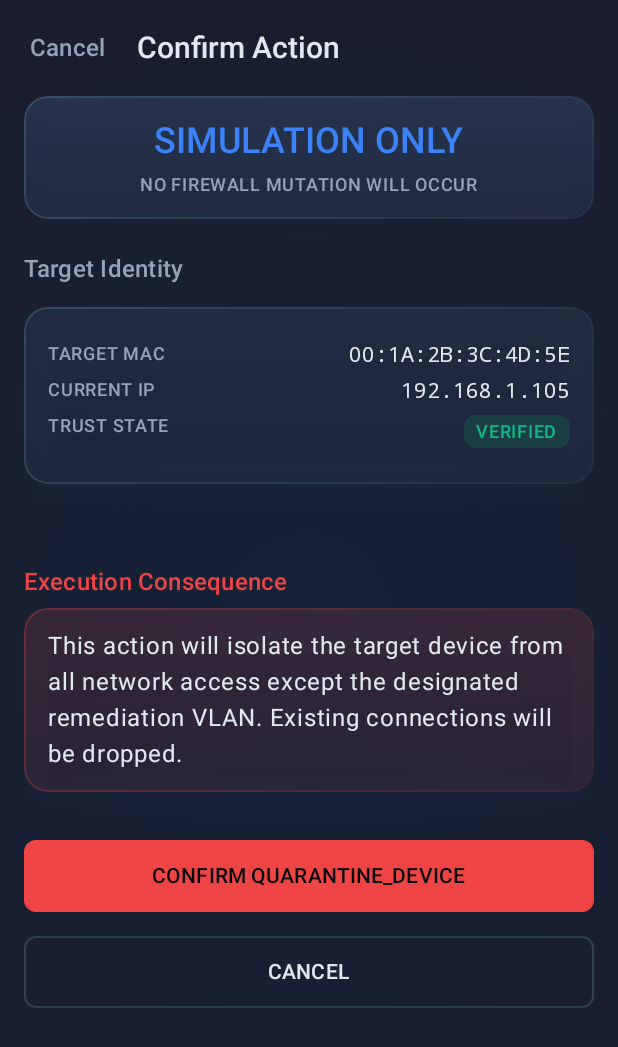
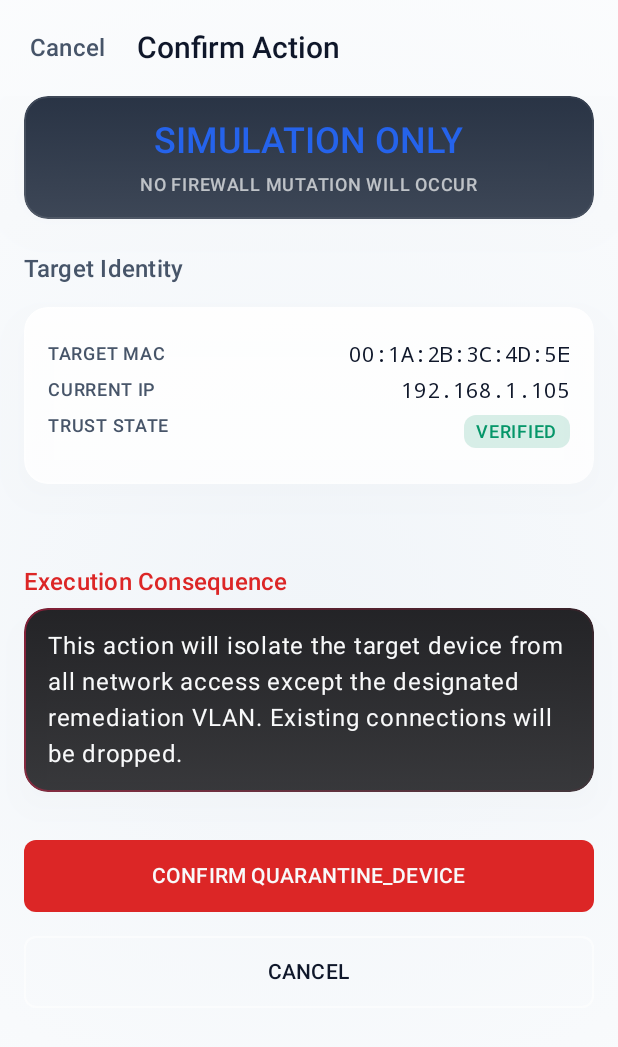
Before and after one commit to D0paX/nexa, an Android app built with Jetpack Compose: the screen it shows after launch (MainActivity), after a tap on "QUARANTINE", on a phone screen of 412 x 824 dp. Shown: the top 1047 px of the screen. Run offline under Robolectric (Android 15) with nearby library versions, the light colour scheme and no system bars; our stand-ins replace Navigation 3; 1 other tap on this screen came first.

Commit message:
feat(phase5): refine mobile composition and navigation geometry

```diff
--- a/mobile/app/src/main/java/com/example/nexa/Navigation.kt
+++ b/mobile/app/src/main/java/com/example/nexa/Navigation.kt
@@ -7,6 +7,10 @@ import androidx.compose.animation.fadeOut
 import androidx.compose.animation.slideInHorizontally
 import androidx.compose.animation.slideOutHorizontally
 import androidx.compose.foundation.layout.Box
+import androidx.compose.foundation.layout.WindowInsets
+import androidx.compose.foundation.layout.asPaddingValues
+import androidx.compose.foundation.layout.fillMaxSize
+import androidx.compose.foundation.layout.navigationBars
 import androidx.compose.foundation.layout.padding
 import androidx.compose.foundation.layout.safeDrawingPadding
 import androidx.compose.material3.Scaffold
@@ -51,13 +55,14 @@ fun MainNavigation() {
                         NavItem("Devices", Icons.Outlined.PhoneAndroid, currentKey == Devices) { if (currentKey != Devices) backStack.add(Devices) },
                         NavItem("Alerts", Icons.Outlined.Notifications, currentKey == Alerts) { if (currentKey != Alerts) backStack.add(Alerts) },
                         NavItem("Audit", Icons.Outlined.History, currentKey == Audit) { if (currentKey != Audit) backStack.add(Audit) }
-                    )
+                    ),
+                    modifier = Modifier.padding(bottom = androidx.compose.foundation.layout.WindowInsets.navigationBars.asPaddingValues().calculateBottomPadding())
                 )
             }
         },
         containerColor = androidx.compose.ui.graphics.Color.Transparent
-    ) { paddingValues ->
-        Box(modifier = Modifier.padding(paddingValues)) {
+    ) { _ ->
+        Box(modifier = Modifier.fillMaxSize()) {
             NavDisplay(
                 backStack = backStack,
                 onBack = { backStack.removeLastOrNull() },
--- a/mobile/app/src/main/java/com/example/nexa/theme/Color.kt
+++ b/mobile/app/src/main/java/com/example/nexa/theme/Color.kt
@@ -2,33 +2,36 @@ package com.example.nexa.theme
 
 import androidx.compose.ui.graphics.Color
 
-// NEXA Atmospheric Background (Deep Slate Blue/Cyan Base)
-val NexaBackground = Color(0xFF07090E)
-val NexaElevatedBackground = Color(0xFF0D111A)
+// NEXA Atmospheric Background (Light Spatial Environment)
+val NexaBackground = Color(0xFFF8F9FA) // Soft off-white foundation
+val NexaElevatedBackground = Color(0xFFFFFFFF)
 
 // Atmospheric Light Tones
-val NexaAtmosphereLight = Color(0xFF152238) // Cool blue light
-val NexaAtmosphereCore = Color(0xFF1C1B29)  // Muted violet core
+val NexaAtmosphereLight = Color(0xFFF1F5F9) // Pale cool neutral
+val NexaAtmosphereCore = Color(0xFFFFFFFF)  // Soft center illumination
 
-// Liquid Glass Surfaces (Tinted Slate/Cyan)
-val NexaGlassSurface = Color(0xFF1A2130).copy(alpha = 0.45f)
-val NexaStrongGlassSurface = Color(0xFF263248).copy(alpha = 0.65f)
-val NexaHeroGlassSurface = Color(0xFF2B3A55).copy(alpha = 0.75f)
-val NexaGlassBorder = Color(0xFF88C0D0).copy(alpha = 0.2f) // Cyan-tinted border for retro-futurism
-val NexaGlassHighlight = Color(0xFF88C0D0).copy(alpha = 0.1f)
+// Liquid Glass Surfaces (Light & Charcoal)
+val NexaGlassSurface = Color(0xFFFFFFFF).copy(alpha = 0.65f) // Standard light frosted glass
+val NexaStrongGlassSurface = Color(0xFFFFFFFF).copy(alpha = 0.90f) // Stronger white glass
+val NexaHeroGlassSurface = Color(0xFF1E293B).copy(alpha = 0.95f) // Charcoal hero anchor
+val NexaDestructiveSurface = Color(0xFF18181B).copy(alpha = 0.95f) // Deep charcoal for high impact
+
+val NexaGlassBorder = Color(0xFFFFFFFF).copy(alpha = 0.6f) // White reflection
+val NexaGlassHighlight = Color(0xFFFFFFFF).copy(alpha = 0.4f)
 
 // Typography Colors
-val NexaTextPrimary = Color(0xFFE2E8F0)
-val NexaTextSecondary = Color(0xFF94A3B8)
-val NexaTextMuted = Color(0xFF64748B)
+val NexaTextPrimary = Color(0xFF0F172A) // Near black / deep charcoal
+val NexaTextSecondary = Color(0xFF475569) // Restrained dark gray
+val NexaTextMuted = Color(0xFF94A3B8)
+val NexaTextOnDark = Color(0xFFF8F9FA) // White text on dark/high-impact surfaces
 
 // Semantic Colors
-val NexaSecure = Color(0xFF10B981) // Success
-val NexaInformation = Color(0xFF3B82F6) // Information
-val NexaWarning = Color(0xFFF59E0B) // Warning
-val NexaDanger = Color(0xFFEF4444) // Danger
-val NexaCritical = Color(0xFFB91C1C) // Critical
+val NexaSecure = Color(0xFF059669) // Success (adjusted for light bg contrast)
+val NexaInformation = Color(0xFF2563EB) // Information
+val NexaWarning = Color(0xFFD97706) // Warning
+val NexaDanger = Color(0xFFDC2626) // Danger
+val NexaCritical = Color(0xFF991B1B) // Critical
 val NexaNeutral = Color(0xFF64748B) // Neutral
-val NexaUnknown = Color(0xFF8B5CF6) // Unknown
-val NexaDisabled = Color(0xFF334155) // Disabled
-val NexaAction = Color(0xFF38BDF8) // Primary Action (Restrained Retro-Futurism accent)
+val NexaUnknown = Color(0xFF7C3AED) // Unknown
+val NexaDisabled = Color(0xFF94A3B8) // Disabled
+val NexaAction = Color(0xFFE11D48) // Primary Action (NEXA Red brand accent)
--- a/mobile/app/src/main/java/com/example/nexa/theme/LiquidGlass.kt
+++ b/mobile/app/src/main/java/com/example/nexa/theme/LiquidGlass.kt
@@ -28,15 +28,15 @@ fun Modifier.liquidGlass(
         GlassVariant.Standard -> NexaGlassSurface
         GlassVariant.Strong -> NexaStrongGlassSurface
         GlassVariant.Hero -> NexaHeroGlassSurface
-        GlassVariant.Destructive -> NexaDanger.copy(alpha = 0.15f)
-        GlassVariant.Interactive -> NexaGlassSurface.copy(alpha = 0.55f)
+        GlassVariant.Destructive -> NexaDestructiveSurface
+        GlassVariant.Interactive -> NexaGlassSurface.copy(alpha = 0.85f)
     }
 
     // Inner subtle glow/gradient to simulate glass volume
     val innerGlowBrush = Brush.verticalGradient(
         colors = listOf(
             surfaceColor,
-            surfaceColor.copy(alpha = surfaceColor.alpha * 0.5f)
+            surfaceColor.copy(alpha = surfaceColor.alpha * 0.9f)
         )
     )
 
@@ -48,8 +48,8 @@ fun Modifier.liquidGlass(
     }
 
     val borderColor = when (variant) {
-        GlassVariant.Destructive -> NexaDanger.copy(alpha = 0.3f)
-        GlassVariant.Hero -> NexaGlassBorder.copy(alpha = 0.2f)
+        GlassVariant.Destructive -> NexaAction.copy(alpha = 0.5f) // Red border for destructive
+        GlassVariant.Hero -> Color.White.copy(alpha = 0.1f) // Subtle reflection on dark hero
         GlassVariant.Interactive -> NexaAction.copy(alpha = 0.3f)
         else -> NexaGlassBorder
     }
@@ -59,12 +59,14 @@ fun Modifier.liquidGlass(
         colors = listOf(borderColor, borderColor.copy(alpha = 0.05f))
     )
 
+    val shadowColor = Color(0xFF0F172A) // Near-black for soft shadow
+
     this
         .shadow(
             elevation = elevation,
             shape = shape,
-            spotColor = NexaGlassHighlight,
-            ambientColor = NexaGlassHighlight
+            spotColor = shadowColor.copy(alpha = 0.1f),
+            ambientColor = shadowColor.copy(alpha = 0.05f)
         )
         .background(innerGlowBrush, shape)
         .border(width = 1.dp, brush = borderBrush, shape = shape)
--- a/mobile/app/src/main/java/com/example/nexa/theme/Theme.kt
+++ b/mobile/app/src/main/java/com/example/nexa/theme/Theme.kt
@@ -1,22 +1,22 @@
 package com.example.nexa.theme
 
 import androidx.compose.material3.MaterialTheme
-import androidx.compose.material3.darkColorScheme
+import androidx.compose.material3.lightColorScheme
 import androidx.compose.runtime.Composable
 
-private val NexaColorScheme = darkColorScheme(
+private val NexaColorScheme = lightColorScheme(
     primary = NexaAction,
     secondary = NexaTextSecondary,
     background = NexaBackground,
     surface = NexaElevatedBackground,
     surfaceVariant = NexaGlassSurface,
-    onPrimary = NexaBackground,
+    onPrimary = NexaTextOnDark,
     onSecondary = NexaTextPrimary,
     onBackground = NexaTextPrimary,
     onSurface = NexaTextPrimary,
     onSurfaceVariant = NexaTextPrimary,
     error = NexaDanger,
-    onError = NexaTextPrimary
+    onError = NexaTextOnDark
 )
 
 @Composable
--- a/mobile/app/src/main/java/com/example/nexa/theme/Tokens.kt
+++ b/mobile/app/src/main/java/com/example/nexa/theme/Tokens.kt
@@ -22,4 +22,12 @@ object NexaTokens {
     val ElevationStrong = 16.dp
     val ElevationHero = 24.dp
     val ElevationDestructive = 12.dp
+
+    // Navigation
+    val NavigationHeight = 64.dp
+    val NavigationHorizontalMargin = 24.dp
+    val NavigationBottomSpacing = 24.dp
+    val NavigationContentClearance = 120.dp
+    val NavigationItemSpacing = 4.dp
+    val NavigationActivePillHeight = 40.dp
 }
--- a/mobile/app/src/main/java/com/example/nexa/ui/components/DestructiveConfirmation.kt
+++ b/mobile/app/src/main/java/com/example/nexa/ui/components/DestructiveConfirmation.kt
@@ -9,7 +9,7 @@ import androidx.compose.runtime.Composable
 import androidx.compose.ui.Modifier
 import com.example.nexa.theme.GlassVariant
 import com.example.nexa.theme.NexaDanger
-import com.example.nexa.theme.NexaTextPrimary
+import com.example.nexa.theme.NexaTextOnDark
 import com.example.nexa.theme.NexaTokens
 import com.example.nexa.theme.Typography
 
@@ -29,7 +29,7 @@ fun DestructiveConfirmation(
             Text(
                 text = consequenceText,
                 style = Typography.bodyLarge,
-                color = NexaTextPrimary
+                color = NexaTextOnDark
             )
         }
 
--- a/mobile/app/src/main/java/com/example/nexa/ui/components/NexaBottomNavigationBar.kt
+++ b/mobile/app/src/main/java/com/example/nexa/ui/components/NexaBottomNavigationBar.kt
@@ -18,6 +18,7 @@ import androidx.compose.ui.graphics.vector.ImageVector
 import androidx.compose.ui.unit.dp
 import com.example.nexa.theme.GlassVariant
 import com.example.nexa.theme.NexaAction
+import com.example.nexa.theme.NexaTextOnDark
 import com.example.nexa.theme.NexaTextPrimary
 import com.example.nexa.theme.NexaTextSecondary
 import com.example.nexa.theme.NexaTokens
@@ -36,12 +37,16 @@ fun NexaBottomNavigationBar(
         shape = RoundedCornerShape(percent = 50),
         modifier = modifier
             .fillMaxWidth()
-            .padding(horizontal = NexaTokens.SpacingMedium, vertical = NexaTokens.SpacingLarge) // Elevated from bottom
+            .padding(
+                horizontal = NexaTokens.NavigationHorizontalMargin,
+                vertical = NexaTokens.NavigationBottomSpacing
+            )
     ) {
         Row(
             modifier = Modifier
                 .fillMaxWidth()
-                .padding(vertical = NexaTokens.SpacingSmall, horizontal = NexaTokens.SpacingSmall),
+                .height(NexaTokens.NavigationHeight)
+                .padding(horizontal = NexaTokens.NavigationItemSpacing),
             horizontalArrangement = Arrangement.SpaceBetween,
             verticalAlignment = Alignment.CenterVertically
         ) {
@@ -65,8 +70,8 @@ fun NexaBottomNavigationItem(
 
     Box(
         modifier = modifier
-            .height(56.dp)
-            .clip(CircleShape)
+            .fillMaxHeight()
+            .clip(RoundedCornerShape(percent = 50))
             .clickable(
                 interactionSource = interactionSource,
                 indication = null,
@@ -78,10 +83,10 @@ fun NexaBottomNavigationItem(
             // Elevated glass pill for active state
             GlassSurface(
                 variant = GlassVariant.Hero,
-                shape = CircleShape,
+                shape = RoundedCornerShape(percent = 50),
                 modifier = Modifier
                     .fillMaxWidth()
-                    .height(48.dp)
+                    .height(NexaTokens.NavigationActivePillHeight)
             ) {
                 Row(
                     horizontalArrangement = Arrangement.Center,
@@ -98,7 +103,7 @@ fun NexaBottomNavigationItem(
                     Text(
                         text = item.label,
                         style = Typography.labelMedium,
-                        color = NexaTextPrimary
+                        color = NexaTextOnDark
                     )
                 }
             }
--- a/mobile/app/src/main/java/com/example/nexa/ui/main/ActionConfirmationScreen.kt
+++ b/mobile/app/src/main/java/com/example/nexa/ui/main/ActionConfirmationScreen.kt
@@ -61,7 +61,7 @@ fun ActionConfirmationScreen(
                     Column(horizontalAlignment = Alignment.CenterHorizontally, modifier = Modifier.fillMaxWidth()) {
                         Text("SIMULATION ONLY", style = Typography.headlineMedium.copy(color = NexaInformation))
                         Spacer(modifier = Modifier.height(NexaTokens.SpacingSmall))
-                        Text("NO FIREWALL MUTATION WILL OCCUR", style = Typography.labelMedium, color = NexaTextSecondary)
+                        Text("NO FIREWALL MUTATION WILL OCCUR", style = Typography.labelMedium, color = NexaTextOnDark.copy(alpha = 0.7f))
                     }
                 }
             }
@@ -107,7 +107,7 @@ fun ActionConfirmationScreen(
             }
 
             item {
-                Spacer(modifier = Modifier.height(NexaTokens.SpacingXLarge))
+                Spacer(modifier = Modifier.height(NexaTokens.NavigationContentClearance))
             }
         }
     }
--- a/mobile/app/src/main/java/com/example/nexa/ui/main/AlertDetailScreen.kt
+++ b/mobile/app/src/main/java/com/example/nexa/ui/main/AlertDetailScreen.kt
@@ -75,7 +75,7 @@ fun AlertDetailScreen(
             item {
                 GlassSurface(variant = GlassVariant.Hero, modifier = Modifier.fillMaxWidth()) {
                     Column(modifier = Modifier.padding(vertical = NexaTokens.SpacingSmall)) {
-                        Text(text = alert.description, style = Typography.headlineMedium, color = NexaTextPrimary)
+                        Text(text = alert.description, style = Typography.headlineMedium, color = NexaTextOnDark)
                     }
                 }
                 Spacer(modifier = Modifier.height(NexaTokens.SpacingMedium))
@@ -138,6 +138,7 @@ fun AlertDetailScreen(
                     text = "ACKNOWLEDGE",
                     onClick = { /* Acknowledge */ }
                 )
+                Spacer(modifier = Modifier.height(NexaTokens.NavigationContentClearance))
             }
         }
     }
--- a/mobile/app/src/main/java/com/example/nexa/ui/main/DeviceDetailScreen.kt
+++ b/mobile/app/src/main/java/com/example/nexa/ui/main/DeviceDetailScreen.kt
@@ -71,8 +71,8 @@ fun DeviceDetailScreen(
                             StatusBadge(text = "VERIFIED", color = NexaSecure)
                         }
                         Spacer(modifier = Modifier.height(NexaTokens.SpacingMedium))
-                        Text("Corp Laptop - Engineering", style = Typography.headlineMedium, color = NexaTextPrimary)
-                        Text("Owner: jsmith@example.com", style = Typography.bodyLarge, color = NexaTextSecondary)
+                        Text("Corp Laptop - Engineering", style = Typography.headlineMedium, color = NexaTextOnDark)
+                        Text("Owner: jsmith@example.com", style = Typography.bodyLarge, color = NexaTextOnDark.copy(alpha = 0.8f))
                     }
                 }
             }
@@ -125,7 +125,7 @@ fun DeviceDetailScreen(
             }
 
             item {
-                Spacer(modifier = Modifier.height(NexaTokens.SpacingXLarge))
+                Spacer(modifier = Modifier.height(NexaTokens.NavigationContentClearance))
             }
         }
     }
--- a/mobile/app/src/main/java/com/example/nexa/ui/main/OverviewScreen.kt
+++ b/mobile/app/src/main/java/com/example/nexa/ui/main/OverviewScreen.kt
@@ -22,15 +22,6 @@ fun OverviewScreen(
     modifier: Modifier = Modifier,
 ) {
     Scaffold(
-        topBar = {
-            TopAppBar(
-                title = { Text("NEXA", style = Typography.displayLarge, color = NexaTextPrimary) },
-                colors = TopAppBarDefaults.topAppBarColors(
-                    containerColor = Color.Transparent,
-                    titleContentColor = NexaTextPrimary
-                )
-            )
-        },
         containerColor = Color.Transparent,
         modifier = modifier.fillMaxSize()
     ) { paddingValues ->
@@ -38,11 +29,16 @@ fun OverviewScreen(
             modifier = Modifier
                 .fillMaxSize()
                 .padding(paddingValues)
-                .padding(horizontal = NexaTokens.SpacingMedium),
-            verticalArrangement = Arrangement.spacedBy(NexaTokens.SpacingMedium)
+                .padding(horizontal = NexaTokens.SpacingMedium)
         ) {
             item {
-                Spacer(modifier = Modifier.height(NexaTokens.SpacingSmall))
+                Spacer(modifier = Modifier.height(NexaTokens.SpacingMedium))
+                Text(
+                    text = "NEXA",
+                    style = Typography.displayLarge,
+                    color = NexaTextPrimary
+                )
+                Spacer(modifier = Modifier.height(NexaTokens.SpacingMedium)) // modest gap
             }
 
             // Primary security state (HERO SURFACE)
@@ -52,7 +48,7 @@ fun OverviewScreen(
                         horizontalAlignment = Alignment.CenterHorizontally,
                         modifier = Modifier.fillMaxWidth().padding(vertical = NexaTokens.SpacingSmall)
                     ) {
-                        Text(text = "SYSTEM STATE", style = Typography.labelMedium, color = NexaTextSecondary)
+                        Text(text = "SYSTEM STATE", style = Typography.labelMedium, color = NexaTextOnDark.copy(alpha = 0.7f))
                         Spacer(modifier = Modifier.height(NexaTokens.SpacingSmall))
                         Text(
                             text = "ENFORCING",
@@ -63,10 +59,11 @@ fun OverviewScreen(
                         Text(
                             text = "Nftables backend is active. 3 devices quarantined.",
                             style = Typography.bodyMedium,
-                            color = NexaTextPrimary
+                            color = NexaTextOnDark
                         )
                     }
                 }
+                Spacer(modifier = Modifier.height(NexaTokens.SpacingSmall)) // compact gap
             }
 
             // Important metrics (Bento Row)
@@ -90,17 +87,16 @@ fun OverviewScreen(
                         modifier = Modifier.weight(1f)
                     )
                 }
+                Spacer(modifier = Modifier.height(NexaTokens.SpacingLarge)) // meaningful section gap
             }
 
-            // Recent alerts
             item {
-                Spacer(modifier = Modifier.height(NexaTokens.SpacingLarge))
                 Text(
                     text = "Recent Alerts",
                     style = Typography.titleLarge,
                     color = NexaTextPrimary
                 )
-                Spacer(modifier = Modifier.height(NexaTokens.SpacingSmall))
+                Spacer(modifier = Modifier.height(NexaTokens.SpacingMedium)) // gap before activity list
             }
 
             items(MockData.recentAlerts) { alert ->
@@ -108,10 +104,10 @@ fun OverviewScreen(
                     alert = alert,
                     onClick = { onItemClick(AlertDetail(alert.id)) }
                 )
+                Spacer(modifier = Modifier.height(NexaTokens.SpacingMedium))
             }
-
             item {
-                Spacer(modifier = Modifier.height(NexaTokens.SpacingXLarge))
+                Spacer(modifier = Modifier.height(NexaTokens.NavigationContentClearance))
             }
         }
     }
```
